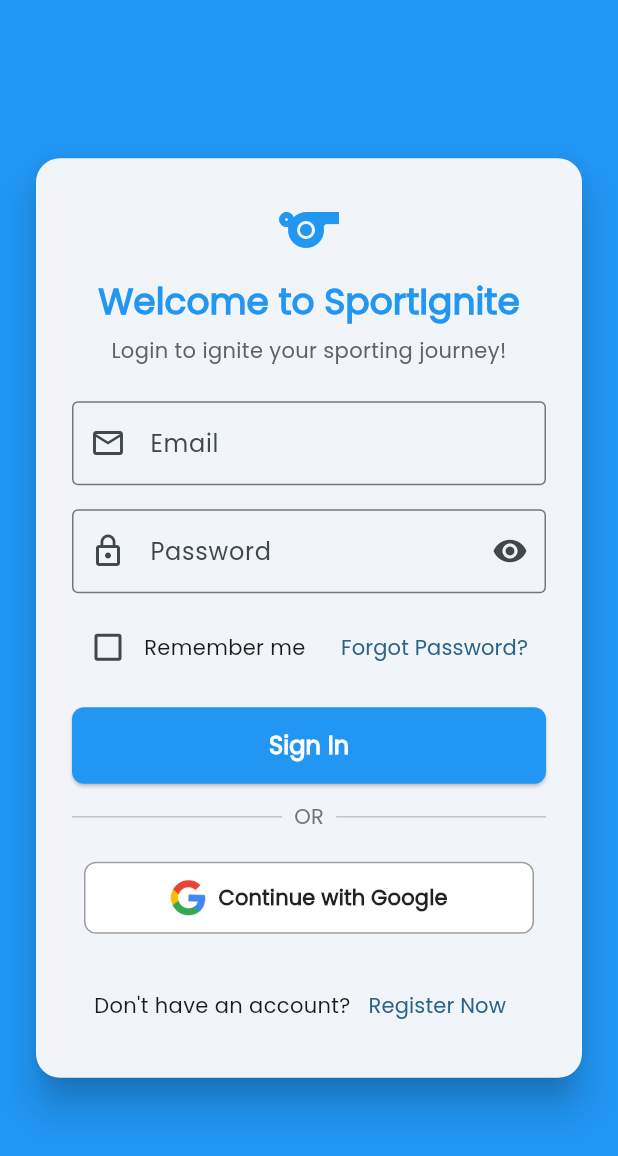
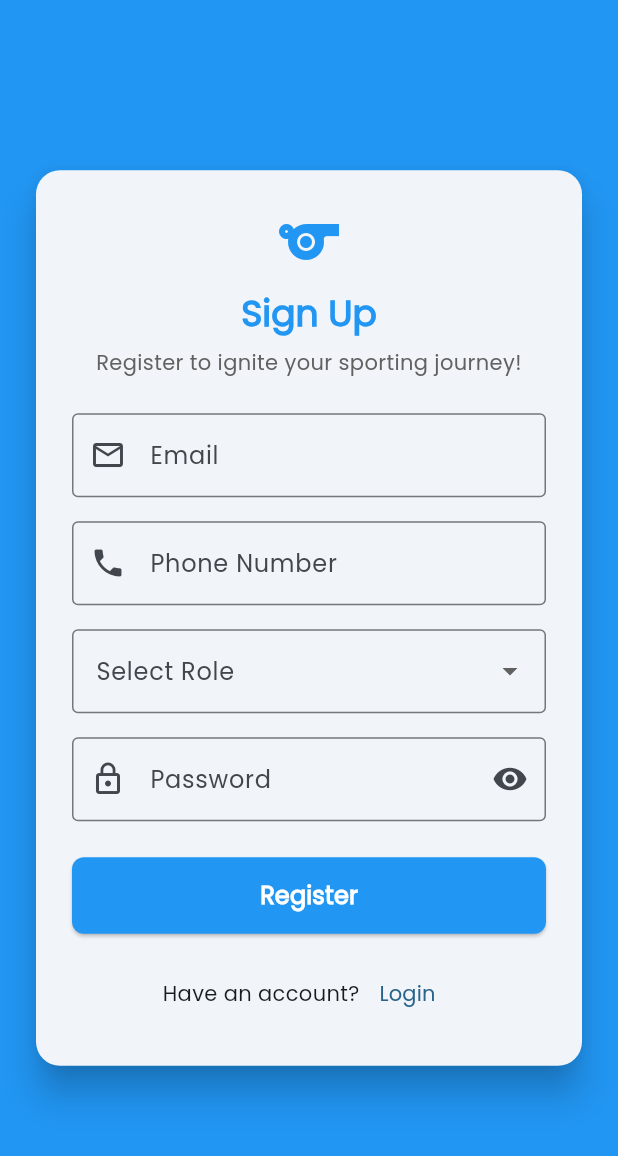
Before and after one commit to lesajayaweera/CCP-final-Assignment, a Flutter app: the screen it shows after launch, after a tap on "Register Now", on a phone screen of 412 x 824 dp. Shown: the top 1156 px of the screen. Run offline on Flutter 3.47's test engine with Material 3 defaults, Android fonts, the phone set to English and light mode, and no system bars; our stand-ins replace firebase_core, image_picker; accounts and stored records are empty.

Commit message:
done with the Registration page

```diff
--- a/lib/pages/Login.dart
+++ b/lib/pages/Login.dart
@@ -140,6 +140,7 @@
 // }
 
 import 'package:flutter/material.dart';
+import 'package:sport_ignite/pages/registration.dart';
 
 class Login extends StatefulWidget {
   const Login({super.key});
@@ -352,7 +353,7 @@
                         const Text("Don't have an account?"),
                         TextButton(
                           onPressed: () {
-                            // TODO: Navigate to Register screen
+                            Navigator.push(context,MaterialPageRoute(builder: (context)=>Registration()));
                           },
                           child: const Text("Register Now"),
                         )
--- a/lib/pages/registration.dart
+++ b/lib/pages/registration.dart
@@ -1,196 +1,216 @@
-// pages/player_registration_page.dart
 import 'package:flutter/material.dart';
 import 'package:image_picker/image_picker.dart';
 import 'dart:io';
 
-class PlayerRegistrationPage extends StatefulWidget {
+import 'package:sport_ignite/pages/Login.dart';
+
+
+
+
+class Registration extends StatefulWidget {
+  const Registration({super.key});
+
   @override
-  _PlayerRegistrationPageState createState() => _PlayerRegistrationPageState();
+  State<Registration> createState() => _RegistrationState();
 }
 
-class _PlayerRegistrationPageState extends State<PlayerRegistrationPage> {
-  final _formKey = GlobalKey<FormState>();
+class _RegistrationState extends State<Registration> {
+  bool _isPasswordVisible = false;
 
-  // Text field controllers
-  TextEditingController nameController = TextEditingController();
-  TextEditingController fullNameController = TextEditingController();
-  TextEditingController ageController = TextEditingController();
-  TextEditingController institutionController = TextEditingController();
-  TextEditingController emailController = TextEditingController();
-  TextEditingController phoneController = TextEditingController();
-  TextEditingController guardianNameController = TextEditingController();
-  TextEditingController guardianPhoneController = TextEditingController();
+  final GlobalKey<FormState> _formKey = GlobalKey<FormState>();
+  final TextEditingController _emailController = TextEditingController();
+  final TextEditingController _passwordController = TextEditingController();
+  final TextEditingController _teleController = TextEditingController();
 
-  String selectedSport = "Football";
-  File? profileImage;
-
-  // Picks profile image from gallery
-  Future<void> pickImage() async {
-    final picked = await ImagePicker().pickImage(source: ImageSource.gallery);
-    if (picked != null) {
-      setState(() {
-        profileImage = File(picked.path);
-      });
-    }
-  }
-
-  // Automatically update institution based on age
-  void updateInstitution(String ageStr) {
-    int? age = int.tryParse(ageStr);
-    if (age == null) return;
-
-    if (age <= 18) {
-      institutionController.text = "School";
-    } else {
-      institutionController.text = "University / Club";
-    }
-  }
+  String? _selectedRole;  // Holds Sponsor or Athlete
 
   @override
   Widget build(BuildContext context) {
-    return SingleChildScrollView(
-        padding: EdgeInsets.all(16),
+    return Scaffold(
+      backgroundColor: Colors.blue,
+      body: Center(
+        child: SingleChildScrollView(
+          child: Card(
+            elevation: 10,
+            shape: RoundedRectangleBorder(borderRadius: BorderRadius.circular(16)),
+            margin: const EdgeInsets.symmetric(horizontal: 24),
+            child: Padding(
+              padding: const EdgeInsets.all(24.0),
               child: Form(
                 key: _formKey,
                 child: Column(
+                  mainAxisSize: MainAxisSize.min,
                   children: [
-              // Profile Image Picker
-              GestureDetector(
-                onTap: pickImage,
-                child: CircleAvatar(
-                  radius: 50,
-                  backgroundImage: profileImage != null
-                      ? FileImage(profileImage!)
-                      : null,
-                  child: profileImage == null
-                      ? Icon(Icons.camera_alt, size: 40)
-                      : null,
+                    const Icon(Icons.sports, size: 48, color: Colors.blue),
+                    const SizedBox(height: 8),
+                    Text(
+                      "Sign Up",
+                      style: Theme.of(context).textTheme.headlineSmall?.copyWith(
+                            fontWeight: FontWeight.bold,
+                            color: Colors.blue,
                           ),
                     ),
-              SizedBox(height: 20),
+                    const SizedBox(height: 6),
+                    Text(
+                      "Register to ignite your sporting journey!",
+                      style: Theme.of(context).textTheme.bodyMedium?.copyWith(
+                            color: Colors.grey[700],
+                          ),
+                      textAlign: TextAlign.center,
+                    ),
+                    const SizedBox(height: 24),
 
-              // Name
+                    // Email Field
                     TextFormField(
-                controller: nameController,
-                decoration: InputDecoration(labelText: "Name"),
+                      controller: _emailController,
                       validator: (value) {
-                  if (value == null || value.isEmpty) return "Enter your name";
+                        if (value == null || value.trim().isEmpty) {
+                          return 'Please enter your email';
+                        }
+                        final emailValid = RegExp(
+                          r"^[\w-\.]+@([\w-]+\.)+[\w-]{2,4}$",
+                        ).hasMatch(value);
+                        if (!emailValid) return 'Enter a valid email address';
                         return null;
                       },
+                      decoration: const InputDecoration(
+                        labelText: 'Email',
+                        hintText: 'example@email.com',
+                        prefixIcon: Icon(Icons.email_outlined),
+                        border: OutlineInputBorder(),
+                      ),
                     ),
 
-              // Full Name
+                    const SizedBox(height: 16),
+
+                    // Phone Number Field
                     TextFormField(
-                controller: fullNameController,
-                decoration: InputDecoration(labelText: "Full Name"),
+                      controller: _teleController,
                       validator: (value) {
-                  if (value == null || value.isEmpty) return "Enter your Full name";
+                        if (value == null || value.trim().isEmpty) {
+                          return 'Please enter your phone number';
+                        }
+                        if (!RegExp(r'^\d{10}$').hasMatch(value)) {
+                          return 'Phone number must be 10 digits';
+                        }
                         return null;
                       },
+                      keyboardType: TextInputType.phone,
+                      decoration: const InputDecoration(
+                        labelText: 'Phone Number',
+                        hintText: '07 XXX XXX XX',
+                        prefixIcon: Icon(Icons.phone),
+                        border: OutlineInputBorder(),
+                      ),
                     ),
 
-              // Age
-              TextFormField(
-                controller: ageController,
-                keyboardType: TextInputType.number,
-                decoration: InputDecoration(labelText: "Age"),
-                onChanged: updateInstitution,
-                validator: (value) {
-                  if (value == null || value.isEmpty) return "Enter your age";
-                  return null;
-                },
+                    const SizedBox(height: 16),
+
+                    // Role Dropdown: Sponsor or Athlete
+                    DropdownButtonFormField<String>(
+                      value: _selectedRole,
+                      decoration: const InputDecoration(
+                        labelText: "Select Role",
+                        border: OutlineInputBorder(),
                       ),
-
-              // Institution (auto-filled)
-              TextFormField(
-                controller: institutionController,
-                readOnly: true,
-                decoration: InputDecoration(labelText: "Institution"),
+                      items: ['Sponsor', 'Athlete']
+                          .map(
+                            (role) => DropdownMenuItem(
+                              value: role,
+                              child: Text(role),
                             ),
-
-              // Email
-              TextFormField(
-                controller: emailController,
-                decoration: InputDecoration(labelText: "Email"),
-                keyboardType: TextInputType.emailAddress,
-                validator: (value) {
-                  if (value == null || value.isEmpty) return "Enter your email";
-                  return null;
-                },
-              ),
-
-              // Contact Number
-              TextFormField(
-                controller: phoneController,
-                decoration: InputDecoration(labelText: "Contact Number"),
-                keyboardType: TextInputType.number,
-                maxLength: 10,
-                validator: (value) {
-                  if (value == null || value.isEmpty) return "Enter your contact number";
-                  if (value.length != 10) return "Must be 10 digits.";
-                  return null;
-                },
-              ),
-
-              // Sport Dropdown
-              DropdownButtonFormField<String>(
-                value: selectedSport,
-                decoration: InputDecoration(labelText: "Sport"),
-                items: ["Football", "Athletics", "Aquatics"]
-                    .map(
-                      (sport) =>
-                          DropdownMenuItem(child: Text(sport), value: sport),
                           )
                           .toList(),
                       onChanged: (value) {
                         setState(() {
-                    selectedSport = value!;
+                          _selectedRole = value;
+                        });
+                      },
+                      validator: (value) =>
+                          value == null ? 'Please select your role' : null,
+                    ),
+
+                    const SizedBox(height: 16),
+
+                    // Password Field
+                    TextFormField(
+                      controller: _passwordController,
+                      obscureText: !_isPasswordVisible,
+                      validator: (value) {
+                        if (value == null || value.isEmpty) {
+                          return 'Please enter your password';
+                        }
+                        if (value.length < 6) {
+                          return 'Password must be at least 6 characters';
+                        }
+                        return null;
+                      },
+                      decoration: InputDecoration(
+                        labelText: 'Password',
+                        hintText: 'Enter your password',
+                        prefixIcon: const Icon(Icons.lock_outline),
+                        border: const OutlineInputBorder(),
+                        suffixIcon: IconButton(
+                          icon: Icon(
+                            _isPasswordVisible ? Icons.visibility_off : Icons.visibility,
+                          ),
+                          onPressed: () {
+                            setState(() {
+                              _isPasswordVisible = !_isPasswordVisible;
                             });
                           },
                         ),
-
-              // Guardian Name
-              TextFormField(
-                controller: guardianNameController,
-                decoration: InputDecoration(labelText: "Guardian Name"),
-                validator: (value) {
-                  if (value == null || value.isEmpty) return "Enter your guardian name";
-                  return null;
-                },
+                      ),
                     ),
 
-              // Guardian Contact Number
-              TextFormField(
-                controller: guardianPhoneController,
-                decoration: InputDecoration(labelText: "Guardian Contact"),
-                keyboardType: TextInputType.number,
-                maxLength: 10,
-                validator: (value) {
-                  if (value == null || value.isEmpty) return "Enter guardian contact number";
-                  if (value.length != 10) return "Must be 10 digits.";
-                  return null;
+                    const SizedBox(height: 24),
+
+                    // Register Button
+                    SizedBox(
+                      width: double.infinity,
+                      child: ElevatedButton(
+                        style: ElevatedButton.styleFrom(
+                          backgroundColor: Colors.blue,
+                          foregroundColor: Colors.white,
+                          shape: RoundedRectangleBorder(
+                            borderRadius: BorderRadius.circular(8),
+                          ),
+                          padding: const EdgeInsets.symmetric(vertical: 14),
+                        ),
+                        onPressed: () {
+                          if (_formKey.currentState?.validate() ?? false) {
+                            // TODO: Add registration logic here
+                          }
                         },
+                        child: const Text(
+                          "Register",
+                          style: TextStyle(fontSize: 16, fontWeight: FontWeight.bold),
+                        ),
+                      ),
                     ),
 
-              SizedBox(height: 20),
-              ElevatedButton(
+                    const SizedBox(height: 16),
+
+                    // Login Redirect
+                    Row(
+                      mainAxisAlignment: MainAxisAlignment.center,
+                      children: [
+                        const Text("Have an account?"),
+                        TextButton(
                           onPressed: () {
-                  if (_formKey.currentState!.validate()) {
-                    // For now, just show a success message
-                    ScaffoldMessenger.of(context).showSnackBar(
-                      SnackBar(content: Text("Registration successful!")),
-                    );
-                  }
+                            Navigator.pop(context);
                           },
-                child: Text("Register"),
+                          child: const Text("Login"),
+                        )
+                      ],
                     ),
                   ],
+                ),
+              ),
+            ),
+          ),
         ),
       ),
     );
   }
 }
-
-
-//Permission
-//<uses-permission android:name="android.permission.READ_EXTERNAL_STORAGE"/>
```
Lines whose indentation alone changed are shown as unchanged.
